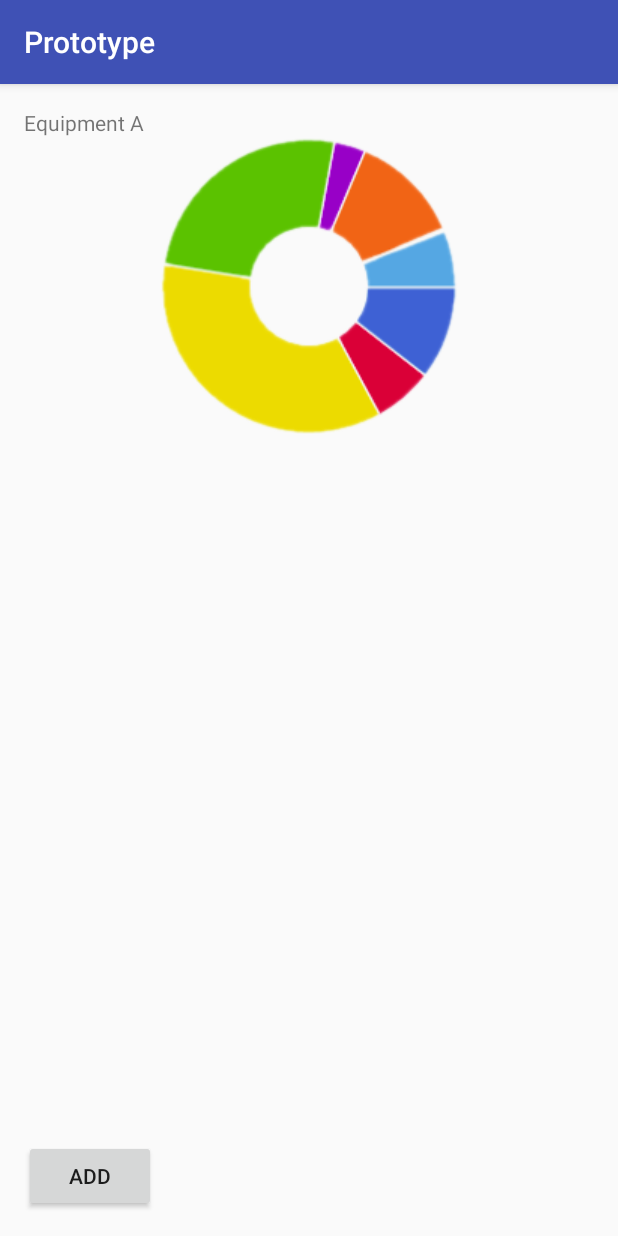
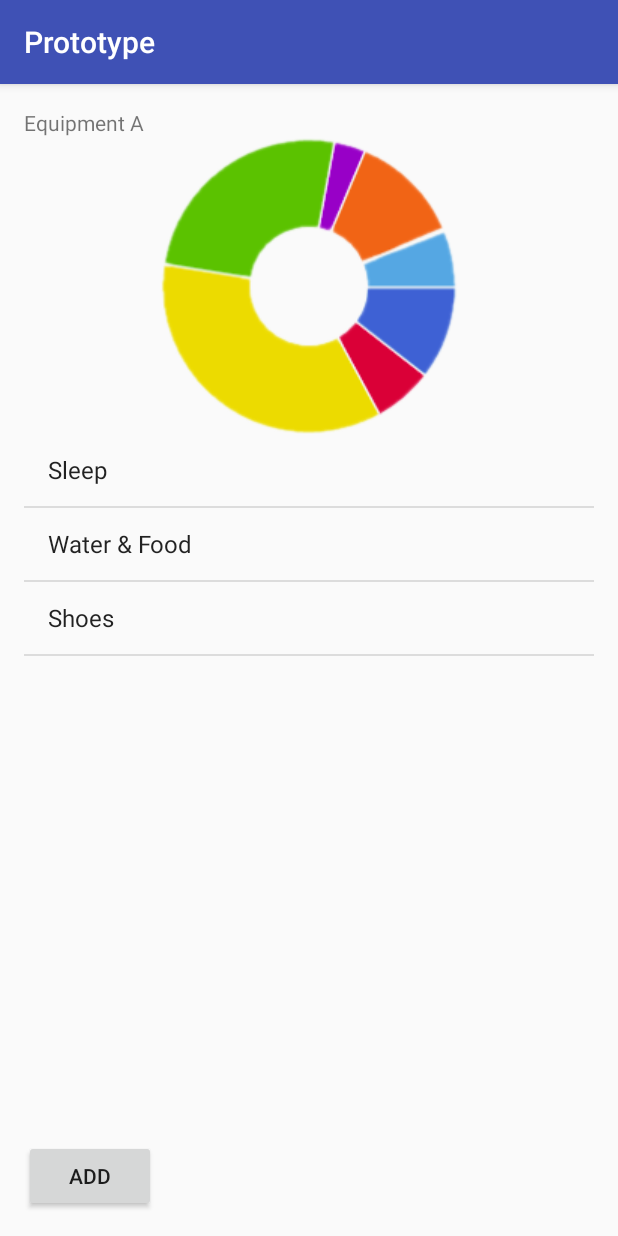
Before and after one commit to miguel-mzbi/APISWeightless, an Android app: the screen it shows after launch (CategoryActivity), after a tap on "OPEN", on a phone screen of 412 x 824 dp. Run offline under Robolectric (Android 15) with nearby library versions, the phone set to English and light mode, and no system bars.

Commit message:
Prototype Update Main Category Activities

```diff
--- a/Prototipo/app/src/main/java/com/mobiledevices/miguel/prototype/CategoryActivity.java
+++ b/Prototipo/app/src/main/java/com/mobiledevices/miguel/prototype/CategoryActivity.java
@@ -3,11 +3,20 @@ package com.mobiledevices.miguel.prototype;
 import android.content.Intent;
 import android.support.v7.app.AppCompatActivity;
 import android.os.Bundle;
+import android.widget.ArrayAdapter;
+import android.widget.Button;
+import android.widget.ListView;
 import android.widget.TextView;
+
+import java.util.ArrayList;
 
 public class CategoryActivity extends AppCompatActivity {
 
     TextView equipmentName;
+    Button addCategory;
+    ListView itemsList;
+    ArrayList<String> categories = new ArrayList<String>(); // This ArrayList will be deleted after. Should be stored in DB.
+    ArrayAdapter<String> categoriesAdapter; // This will be a cursorAdapter for DB
 
     protected void onCreate(Bundle savedInstanceState) {
 
@@ -17,5 +26,12 @@ public class CategoryActivity extends AppCompatActivity {
         Intent i = getIntent();
         equipmentName = (TextView) findViewById(R.id.tview_title_category);
         equipmentName.setText(i.getStringExtra("categoryName"));
+        addCategory = (Button) findViewById(R.id.button_addCategory_category);
+        itemsList = (ListView) findViewById(R.id.listView_categories_category);
+        categories.add("Sleep");
+        categories.add("Water & Food");
+        categories.add("Shoes");
+        categoriesAdapter = new ArrayAdapter<String>(this, android.R.layout.simple_list_item_1, categories);
+        itemsList.setAdapter(categoriesAdapter);
     }
 }
--- a/Prototipo/app/src/main/java/com/mobiledevices/miguel/prototype/MainActivity.java
+++ b/Prototipo/app/src/main/java/com/mobiledevices/miguel/prototype/MainActivity.java
@@ -13,9 +13,8 @@ import java.util.ArrayList;
 
 public class MainActivity extends AppCompatActivity {
 
-    ArrayList<String> equipments = new ArrayList<String>();
-    String toLoad[];
-    ArrayAdapter<String> equipmentsAdapter;
+    ArrayList<String> equipments = new ArrayList<String>(); // This ArrayList will be deleted after. Should be stored in DB.
+    ArrayAdapter<String> equipmentsAdapter; // This will be a cursorAdapter for DB
     Button createEquipment, openEquipment;
     EditText equipmentName;
     Spinner selectEquipment;
@@ -32,9 +31,7 @@ public class MainActivity extends AppCompatActivity {
         openEquipment = (Button) findViewById(R.id.button_open_equipment);
         equipmentName = (EditText) findViewById(R.id.tedit_equipmentName_equipment);
         selectEquipment = (Spinner) findViewById(R.id.spinner_select_equipment);
-        toLoad = new String[equipments.size()];
-        equipments.toArray(toLoad);
-        equipmentsAdapter = new ArrayAdapter<String>(this, R.layout.support_simple_spinner_dropdown_item, toLoad);
+        equipmentsAdapter = new ArrayAdapter<String>(this, R.layout.support_simple_spinner_dropdown_item, equipments);
         equipmentsAdapter.setDropDownViewResource(R.layout.support_simple_spinner_dropdown_item);
         selectEquipment.setAdapter(equipmentsAdapter);
     }
@@ -49,9 +46,7 @@ public class MainActivity extends AppCompatActivity {
     public void createEquipmentClick(View v) {
 
         equipments.add(equipmentName.getText().toString());
-        toLoad = new String[equipments.size()];
-        equipments.toArray(toLoad);
-        equipmentsAdapter = new ArrayAdapter<String>(this, R.layout.support_simple_spinner_dropdown_item, toLoad);
+        equipmentsAdapter = new ArrayAdapter<String>(this, R.layout.support_simple_spinner_dropdown_item, equipments);
         equipmentsAdapter.setDropDownViewResource(R.layout.support_simple_spinner_dropdown_item);
         selectEquipment.setAdapter(equipmentsAdapter);
     }
```
